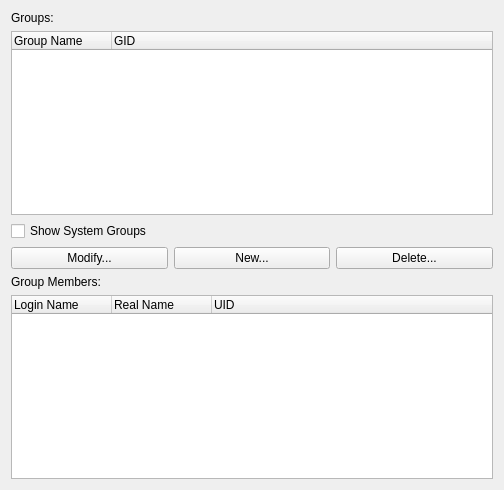
Old version of the form ui/groups.ui in the repository KDE/kcm-userconfig.
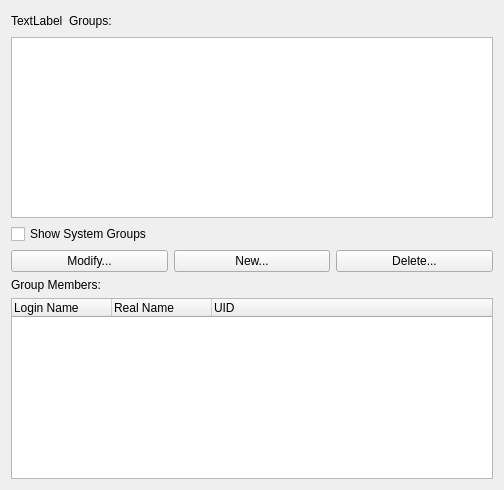
New version of the form.

Commit message: Group list to model/view

```diff
--- a/ui/groups.ui
+++ b/ui/groups.ui
@@ -15,27 +15,50 @@
   </property>
   <layout class="QVBoxLayout" name="verticalLayout">
    <item>
-    <widget class="QLabel" name="grouplabel">
+    <layout class="QHBoxLayout" name="horizontalLayout_2">
+     <item>
+      <widget class="QLabel" name="groupIconLabel">
+       <property name="text">
+        <string>TextLabel</string>
+       </property>
+      </widget>
+     </item>
+     <item>
+      <widget class="QLabel" name="groupLabel">
      <property name="text">
       <string>Groups:</string>
      </property>
     </widget>
    </item>
    <item>
-    <widget class="QTreeWidget" name="grouplist">
-     <property name="columnCount">
-      <number>2</number>
-     </property>
-     <column>
-      <property name="text">
-       <string>Group Name</string>
-      </property>
-     </column>
-     <column>
-      <property name="text">
-       <string>GID</string>
-      </property>
-     </column>
+      <spacer name="horizontalSpacer">
+       <property name="orientation">
+        <enum>Qt::Horizontal</enum>
+       </property>
+       <property name="sizeHint" stdset="0">
+        <size>
+         <width>40</width>
+         <height>20</height>
+        </size>
+       </property>
+      </spacer>
+     </item>
+    </layout>
+   </item>
+   <item>
+    <widget class="QTreeView" name="grouplistview">
+     <property name="rootIsDecorated">
+      <bool>false</bool>
+     </property>
+     <property name="uniformRowHeights">
+      <bool>true</bool>
+     </property>
+     <attribute name="headerStretchLastSection">
+      <bool>false</bool>
+     </attribute>
+     <attribute name="headerStretchLastSection">
+      <bool>false</bool>
+     </attribute>
     </widget>
    </item>
    <item>
```
Lines whose indentation alone changed are shown as unchanged. The commit also changes 4 other files.
